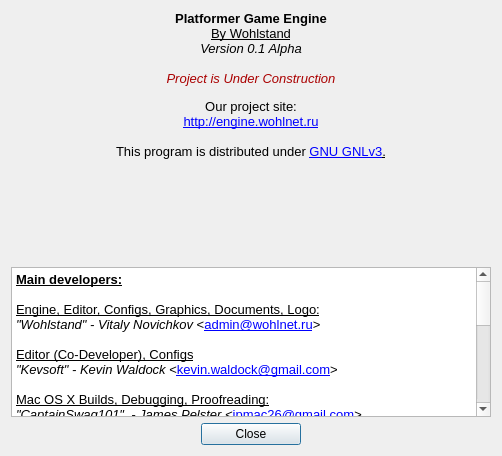
Before: the Qt Designer form Editor/about_dialog/aboutdialog.ui in WohlSoft/Moondust-Project, drawn with Qt 5.
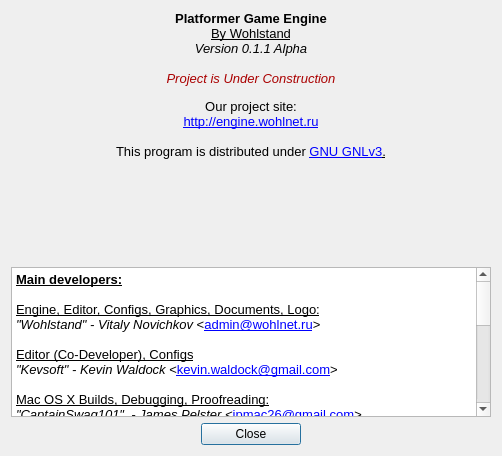
After: the same form once the commit is applied. Icons and pictures are not drawn.

What changed in the file:
```diff
--- a/Editor/about_dialog/aboutdialog.ui
+++ b/Editor/about_dialog/aboutdialog.ui
@@ -90,7 +90,7 @@
 &lt;/style&gt;&lt;/head&gt;&lt;body style=&quot; font-family:'Liberation Sans'; font-size:8pt; font-weight:600; font-style:normal;&quot;&gt;
 &lt;p align=&quot;center&quot; style=&quot; margin-top:0px; margin-bottom:0px; margin-left:0px; margin-right:0px; -qt-block-indent:0; text-indent:0px;&quot;&gt;&lt;img src=&quot;:/images/mushroom.png&quot; /&gt;&lt;/p&gt;
 &lt;p align=&quot;center&quot; style=&quot; margin-top:0px; margin-bottom:0px; margin-left:0px; margin-right:0px; -qt-block-indent:0; text-indent:0px;&quot;&gt;&lt;span style=&quot; font-size:10pt;&quot;&gt;Platformer Game Engine&lt;/span&gt;&lt;/p&gt;
-&lt;p align=&quot;center&quot; style=&quot; margin-top:0px; margin-bottom:0px; margin-left:0px; margin-right:0px; -qt-block-indent:0; text-indent:0px;&quot;&gt;&lt;span style=&quot; font-size:10pt; font-weight:400; text-decoration: underline;&quot;&gt;By Wohlstand&lt;/span&gt;&lt;span style=&quot; font-size:10pt;&quot;&gt;&lt;br /&gt;&lt;/span&gt;&lt;span style=&quot; font-size:10pt; font-weight:400; font-style:italic;&quot;&gt;Version 0.1 Alpha&lt;/span&gt;&lt;/p&gt;
+&lt;p align=&quot;center&quot; style=&quot; margin-top:0px; margin-bottom:0px; margin-left:0px; margin-right:0px; -qt-block-indent:0; text-indent:0px;&quot;&gt;&lt;span style=&quot; font-size:10pt; font-weight:400; text-decoration: underline;&quot;&gt;By Wohlstand&lt;/span&gt;&lt;span style=&quot; font-size:10pt;&quot;&gt;&lt;br /&gt;&lt;/span&gt;&lt;span style=&quot; font-size:10pt; font-weight:400; font-style:italic;&quot;&gt;Version 0.1.1 Alpha&lt;/span&gt;&lt;/p&gt;
 &lt;p align=&quot;center&quot; style=&quot;-qt-paragraph-type:empty; margin-top:0px; margin-bottom:0px; margin-left:0px; margin-right:0px; -qt-block-indent:0; text-indent:0px; font-size:10pt; font-weight:400; font-style:italic;&quot;&gt;&lt;br /&gt;&lt;/p&gt;
 &lt;p align=&quot;center&quot; style=&quot; margin-top:0px; margin-bottom:0px; margin-left:0px; margin-right:0px; -qt-block-indent:0; text-indent:0px;&quot;&gt;&lt;span style=&quot; font-size:10pt; font-weight:400; font-style:italic; color:#aa0000;&quot;&gt;Project is Under Construction&lt;/span&gt;&lt;span style=&quot; font-size:10pt; font-weight:400;&quot;&gt;&lt;br /&gt;&lt;/span&gt;&lt;/p&gt;
 &lt;p align=&quot;center&quot; style=&quot; margin-top:0px; margin-bottom:0px; margin-left:0px; margin-right:0px; -qt-block-indent:0; text-indent:0px;&quot;&gt;&lt;span style=&quot; font-size:10pt; font-weight:400;&quot;&gt;Our project site:&lt;/span&gt;&lt;/p&gt;
```
